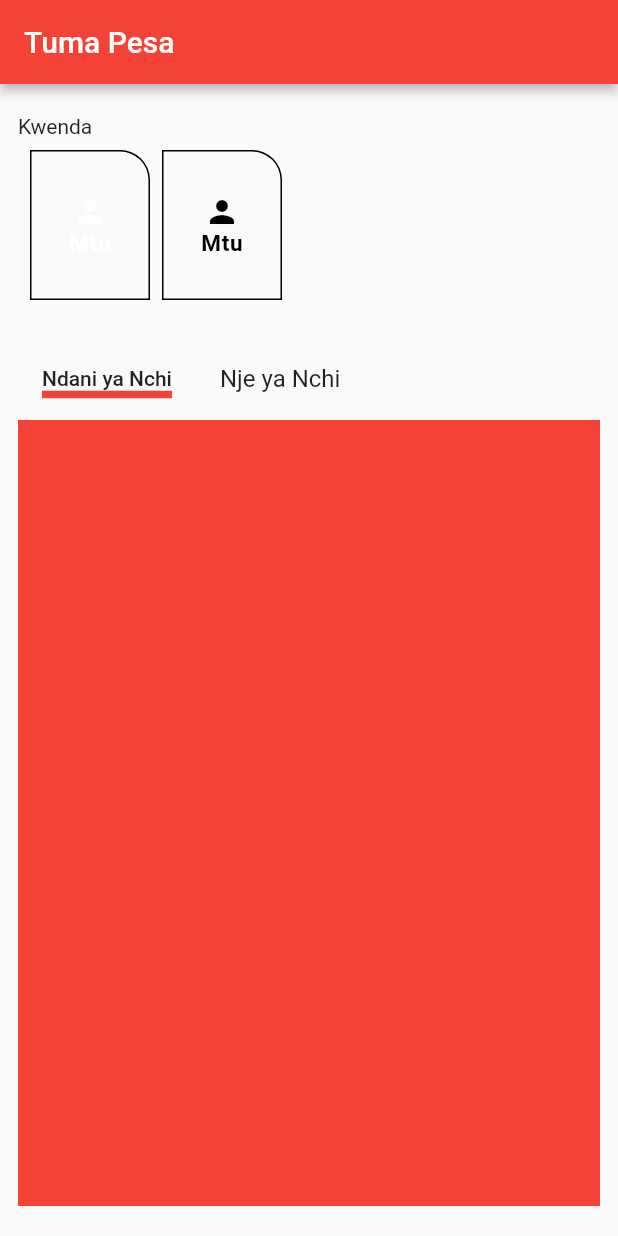
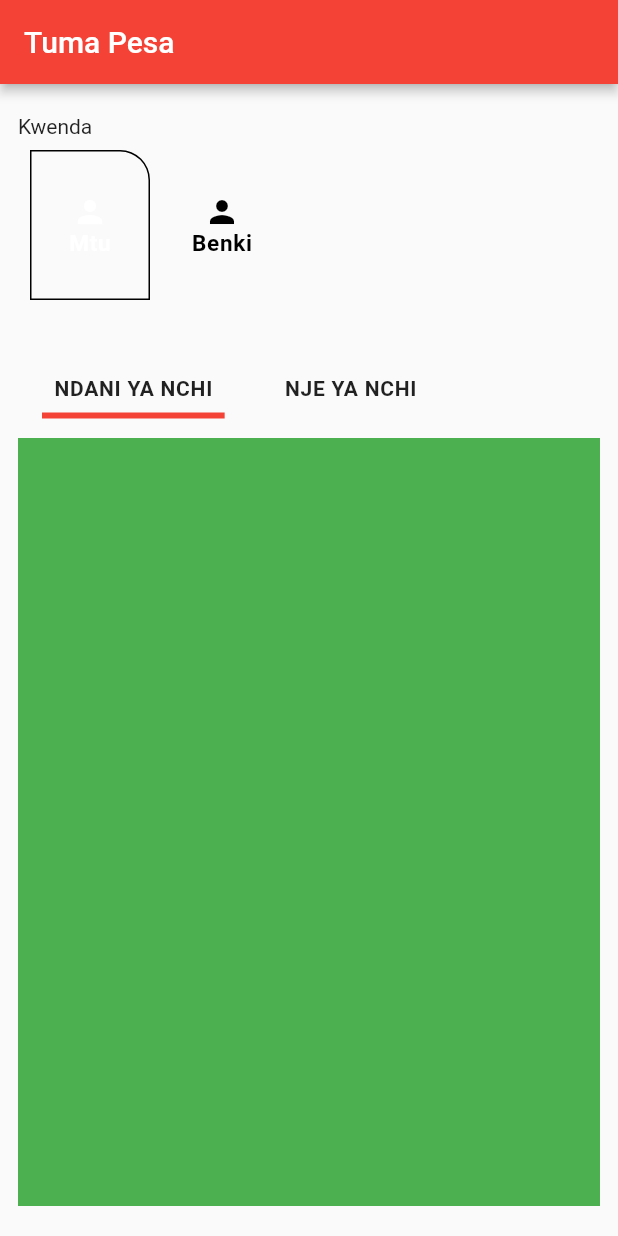
Before and after one commit to Mideny21/aitelmoney_ui, a Flutter app: the TumaPesaScreen screen opened directly, on a phone screen of 412 x 824 dp. Run offline on Flutter 3.47's test engine with Material 2 defaults, Android fonts, the light colour scheme and no system bars; network calls fail.

Commit message:
finished tuma pesa ui

```diff
--- a/lib/pages/tuma_pesa.dart
+++ b/lib/pages/tuma_pesa.dart
@@ -1,6 +1,9 @@
 import 'package:flutter/material.dart';
 
 import '../utils/colors.dart';
+import '../widgets/tab_title.dart';
+import '../widgets/tabs.dart';
+import '../widgets/top_tabs.dart';
 
 class TumaPesaScreen extends StatefulWidget {
   const TumaPesaScreen({super.key});
@@ -11,7 +14,9 @@ class TumaPesaScreen extends StatefulWidget {
 
 class _TumaPesaScreenState extends State<TumaPesaScreen>
     with SingleTickerProviderStateMixin {
+  final _mtuController = PageController();
   final _pageController = PageController();
+
   late TabController _tabController;
   int tabsindex = 0;
 
@@ -19,13 +24,20 @@ class _TumaPesaScreenState extends State<TumaPesaScreen>
   void initState() {
     super.initState();
     _tabController = TabController(vsync: this, length: 2);
+    _tabController.addListener(() {
+      if (_tabController.index != _pageController.page!.round()) {
+        _pageController.animateToPage(_tabController.index,
+            duration: const Duration(milliseconds: 300), curve: Curves.ease);
+      }
+    });
   }
 
   @override
   void dispose() {
+    super.dispose();
     _tabController.dispose();
+    _mtuController.dispose();
     _pageController.dispose();
-    super.dispose();
   }
 
   @override
@@ -47,9 +59,18 @@ class _TumaPesaScreenState extends State<TumaPesaScreen>
                 controller: _tabController,
               ),
               const SizedBox(height: 20),
+              Expanded(
+                child: PageView(
+                  physics: const NeverScrollableScrollPhysics(),
+                  controller: _pageController,
+                  children: <Widget>[
+                    Column(
+                        crossAxisAlignment: CrossAxisAlignment.start,
+                        mainAxisAlignment: MainAxisAlignment.center,
+                        children: [
                           Row(
                             children: [
-                  ...MovieTabbedConstants.movieTabs.map((e) {
+                              ...TabbedConstants.sendTabs.map((e) {
                                 return Padding(
                                   padding: const EdgeInsets.symmetric(
                                       horizontal: 8, vertical: 5),
@@ -57,9 +78,10 @@ class _TumaPesaScreenState extends State<TumaPesaScreen>
                                     onTap: () {
                                       setState(() {
                                         tabsindex = e.index;
-                            _pageController.animateToPage(tabsindex,
-                                duration: const Duration(milliseconds: 80),
-                                curve: Curves.easeIn);
+                                        _mtuController.animateToPage(tabsindex,
+                                            duration: const Duration(
+                                                milliseconds: 100),
+                                            curve: Curves.ease);
                                       });
                                     },
                                     title: e.title,
@@ -72,10 +94,14 @@ class _TumaPesaScreenState extends State<TumaPesaScreen>
                           Expanded(
                             child: PageView(
                                 physics: const NeverScrollableScrollPhysics(),
-                  controller: _pageController,
+                                controller: _mtuController,
                                 children: <Widget>[
-                    Container(color: Colors.red),
-                    Container(color: Colors.green)
+                                  Container(color: Colors.green),
+                                  Container(color: Colors.red)
+                                ]),
+                          )
+                        ]),
+                    Container(color: Colors.yellow)
                   ],
                 ),
               ),
@@ -86,108 +112,3 @@ class _TumaPesaScreenState extends State<TumaPesaScreen>
     );
   }
 }
-
-class MovieTabbedConstants {
-  static const List<Tab> movieTabs = [
-    Tab(index: 0, title: 'Ndani ya Nchi'),
-    Tab(index: 1, title: 'Nje ya Nchi'),
-  ];
-}
-
-class Tab {
-  final int index;
-  final String title;
-
-  const Tab({
-    required this.index,
-    required this.title,
-  }) : assert(index >= 0, 'index cannot be negative');
-}
-
-class TabTitleWidget extends StatelessWidget {
-  final String title;
-  final Function() onTap;
-  final bool isSelected;
-
-  const TabTitleWidget({
-    Key? key,
-    required this.title,
-    required this.onTap,
-    this.isSelected = false,
-  }) : super(key: key);
-
-  @override
-  Widget build(BuildContext context) {
-    return GestureDetector(
-      onTap: onTap,
-      child: Padding(
-        padding: const EdgeInsets.all(8.0),
-        child: Container(
-          decoration: BoxDecoration(
-            color: Colors.transparent,
-            border: Border(
-              bottom: BorderSide(
-                color: isSelected ? Colors.red : Colors.transparent,
-                width: 5,
-              ),
-            ),
-          ),
-          child: Text(
-            title, //'popular', 'now', 'soon'
-            style: isSelected
-                ? Theme.of(context).textTheme.bodyText1
-                : Theme.of(context).textTheme.subtitle1,
-          ),
-        ),
-      ),
-    );
-  }
-}
-
-class TabsSection extends StatelessWidget {
-  final TabController? controller;
-
-  const TabsSection({
-    Key? key,
-    this.controller,
-  }) : super(key: key);
-
-  @override
-  Widget build(BuildContext context) {
-    return TabBar(
-      isScrollable: true,
-      indicatorWeight: 2,
-      controller: controller,
-      indicator: BoxDecoration(),
-      labelColor: Colors.white,
-      labelPadding: EdgeInsets.only(left: 0, right: 0),
-      labelStyle: TextStyle(
-          fontWeight: FontWeight.bold, letterSpacing: 0.5, fontSize: 15),
-      unselectedLabelColor: Colors.black,
-      tabs: [
-        Padding(
-          padding: const EdgeInsets.all(8.0),
-          child: Container(
-              width: 80,
-              height: 100,
-              decoration: BoxDecoration(
-                  border: Border.all(color: Colors.black),
-                  borderRadius:
-                      BorderRadius.only(topRight: Radius.circular(20))),
-              child: Column(
-                  mainAxisAlignment: MainAxisAlignment.center,
-                  children: [Icon(Icons.person), Text("Mtu")])),
-        ),
-        Container(
-            width: 80,
-            height: 100,
-            decoration: BoxDecoration(
-                border: Border.all(color: Colors.black),
-                borderRadius: BorderRadius.only(topRight: Radius.circular(20))),
-            child: Column(
-                mainAxisAlignment: MainAxisAlignment.center,
-                children: [Icon(Icons.person), Text("Mtu")])),
-      ],
-    );
-  }
-}
--- /dev/null
+++ b/lib/widgets/tab_title.dart
@@ -0,0 +1,42 @@
+import 'package:flutter/material.dart';
+
+class TabTitleWidget extends StatelessWidget {
+  final String title;
+  final Function() onTap;
+  final bool isSelected;
+
+  const TabTitleWidget({
+    Key? key,
+    required this.title,
+    required this.onTap,
+    this.isSelected = false,
+  }) : super(key: key);
+
+  @override
+  Widget build(BuildContext context) {
+    return GestureDetector(
+      onTap: onTap,
+      child: Padding(
+        padding: const EdgeInsets.all(8.0),
+        child: Container(
+          decoration: BoxDecoration(
+            color: Colors.transparent,
+            border: Border(
+              bottom: BorderSide(
+                color: isSelected ? Colors.red : Colors.transparent,
+                width: 4,
+              ),
+            ),
+          ),
+          child: Padding(
+            padding: const EdgeInsets.all(8.0),
+            child: Text(
+              title, //'popular', 'now', 'soon'
+              style: TextStyle(fontWeight: FontWeight.bold, letterSpacing: 0.5),
+            ),
+          ),
+        ),
+      ),
+    );
+  }
+}
--- /dev/null
+++ b/lib/widgets/tabs.dart
@@ -0,0 +1,16 @@
+class TabbedConstants {
+  static const List<Tab> sendTabs = [
+    Tab(index: 0, title: 'NDANI YA NCHI'),
+    Tab(index: 1, title: 'NJE YA NCHI'),
+  ];
+}
+
+class Tab {
+  final int index;
+  final String title;
+
+  const Tab({
+    required this.index,
+    required this.title,
+  }) : assert(index >= 0, 'index cannot be negative');
+}
--- /dev/null
+++ b/lib/widgets/top_tabs.dart
@@ -0,0 +1,62 @@
+import 'package:flutter/material.dart';
+
+class TabsSection extends StatefulWidget {
+  final TabController? controller;
+
+  const TabsSection({
+    Key? key,
+    this.controller,
+  }) : super(key: key);
+
+  @override
+  State<TabsSection> createState() => _TabsSectionState();
+}
+
+class _TabsSectionState extends State<TabsSection> {
+  int tappeindex = 0;
+  @override
+  Widget build(BuildContext context) {
+    return TabBar(
+      onTap: (controller) {
+        setState(() {
+          tappeindex = controller;
+        });
+      },
+      isScrollable: true,
+      indicatorWeight: 2,
+      controller: widget.controller,
+      indicator: BoxDecoration(),
+      labelColor: Colors.white,
+      labelPadding: EdgeInsets.only(left: 0, right: 0),
+      labelStyle: TextStyle(
+          fontWeight: FontWeight.bold, letterSpacing: 0.5, fontSize: 15),
+      unselectedLabelColor: Colors.black,
+      tabs: [
+        Padding(
+          padding: const EdgeInsets.all(8.0),
+          child: Container(
+              width: 80,
+              height: 100,
+              decoration: BoxDecoration(
+                  border:
+                      tappeindex == 0 ? Border.all(color: Colors.black) : null,
+                  borderRadius:
+                      BorderRadius.only(topRight: Radius.circular(20))),
+              child: Column(
+                  mainAxisAlignment: MainAxisAlignment.center,
+                  children: [Icon(Icons.person), Text("Mtu")])),
+        ),
+        Container(
+            width: 80,
+            height: 100,
+            decoration: BoxDecoration(
+                border:
+                    tappeindex == 1 ? Border.all(color: Colors.black) : null,
+                borderRadius: BorderRadius.only(topRight: Radius.circular(20))),
+            child: Column(
+                mainAxisAlignment: MainAxisAlignment.center,
+                children: [Icon(Icons.person), Text("Benki")])),
+      ],
+    );
+  }
+}
```
Lines whose indentation alone changed are shown as unchanged.
